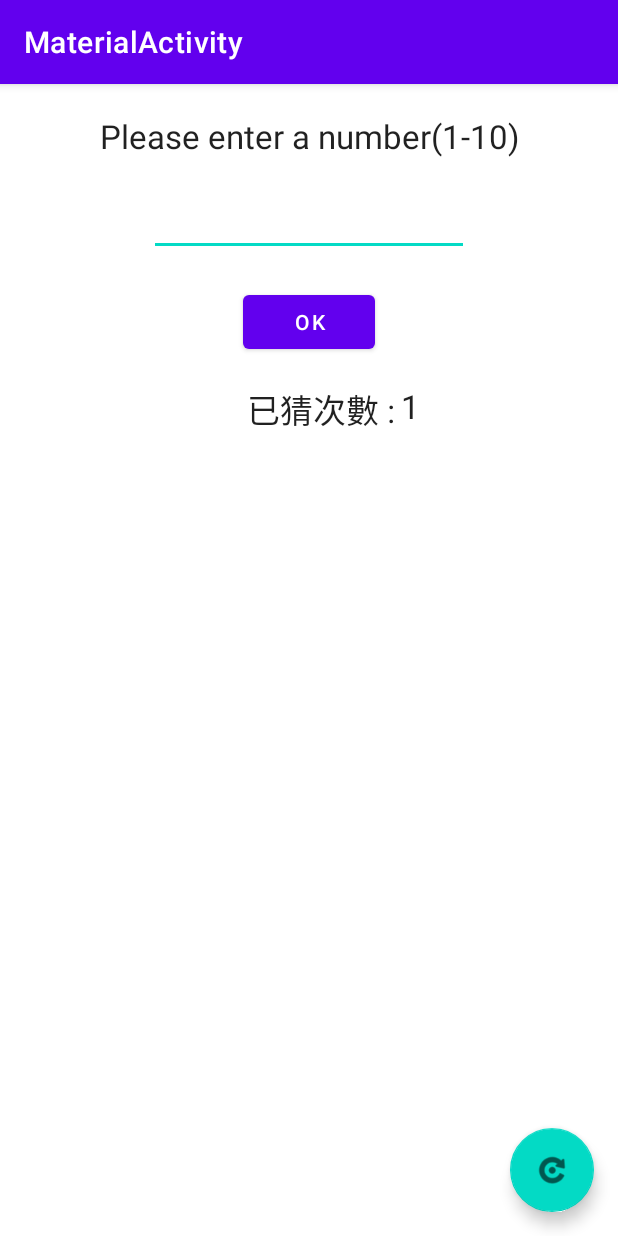
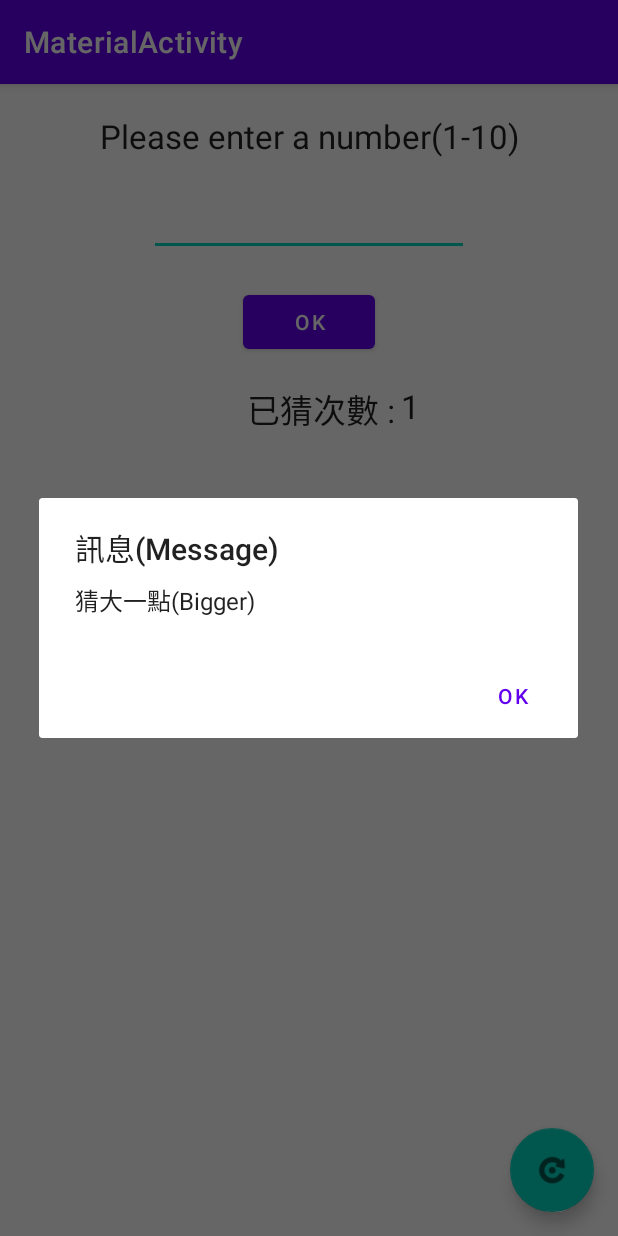
Before and after one commit to maxtsai1991/GuessGreenBeanSoup20220308, an Android app: the MaterialActivity screen opened directly, with no data from a screen before it, after a tap on "OK", on a phone screen of 412 x 824 dp. Run offline under Robolectric (Android 15) with nearby library versions, the phone set to English and light mode, and no system bars; our stand-ins replace navigation-ui; 1 statement that could not run was skipped.

Commit message:
4-6 完成MVVM版本的猜數字APP全實作(綠豆湯Kotlin Mvvm)

```diff
--- a/app/src/main/java/com/max/guess/GuessViewModel.kt
+++ b/app/src/main/java/com/max/guess/GuessViewModel.kt
@@ -2,7 +2,9 @@ package com.max.guess
 
 import androidx.lifecycle.MutableLiveData
 import androidx.lifecycle.ViewModel
-    /**
+import java.util.*
+
+/**
      * 建立GuessViewModel的說明:
      * 1. 建立ViewModel 注意要繼承ViewModel類別(選androidx.lifecycle)
      * 2. 繼承ViewModel類別 必須要呼叫父類別的建構子 ,所以要用括號 ( )
@@ -10,6 +12,8 @@ import androidx.lifecycle.ViewModel
      * 4. 設計完後, ViewModel 傳遞(傳遞使用MutableLiveData)給前面的Activty ,去通知前面的畫面,我的資料需要改變
      */
 class GuessViewModel : ViewModel(){
+        var secret : Int = 0 // 亂數秘密數字(範圍1-10)欄位
+        var count : Int = 0  // 猜的次數
 
         /**
          * val counter = MutableLiveData<Int>()的說明:
@@ -18,15 +22,18 @@ class GuessViewModel : ViewModel(){
          * 3.在Activity裡面有人去觀察counter的值,當counter在這個地方有改變,在Activity那裏就可以得到通知而被執行
          */
     val counter = MutableLiveData<Int>()
+    val result = MutableLiveData<GameResult>() // 當result改變時會使用MutableLiveData提供給MateriaActivity,因為MateriaActivity有使用觀察者模式
 
         /**
          *  init { } 說明:
          *  1. 初始化執行程式的方法
          *  2. 初始化counter
          *  3. 使用.value 是因為MutableLiveData泛型裡面給Int,此時的LiveData不叫Data叫value
+         *  4. reset() > 初始化時呼叫此方法,產生一個亂數秘密數字(1-10)
          */
     init {
-        counter.value = 0
+        counter.value = count
+        reset()
     }
 
         /**
@@ -36,8 +43,28 @@ class GuessViewModel : ViewModel(){
          * 3.
          */
     fun guess(num: Int){
-        var n = counter.value ?: 0
-        n++
-        counter.value = n
+//        var n = counter.value ?: 0
+//        n++
+        count++
+        counter.value = count
+        val gameResult = when(num - secret){                //當使用者輸入的數字(num) 減 亂數秘密數字 : 1. 等於0代表猜對了(0 -> GameResult.NUMBER_RIGHT) 2. 大於0代表要猜小點(in 1..Int.MAX_VALUE -> GameResult.SMALLER) 3. 小於0代表要猜大一點(else -> GameResult.BIGGER)
+            0 -> GameResult.NUMBER_RIGHT
+            in 1..Int.MAX_VALUE -> GameResult.SMALLER
+            else -> GameResult.BIGGER
+        }
+        result.value = gameResult
+    }
+
+    fun reset(){                                       // reset方法是重置次數
+        secret = Random().nextInt(10) + 1       // reset方法 需重新產生此方法 ,所以要將val 改成 var , var可以改變的資料
+        count = 0                                      // 將猜的次數 歸0
+        println("秘密數字為:$secret")                    // 模擬器重新build後 從Logcat 搜尋"秘密數字為:" 查看秘密數字是多少
     }
 }
+
+/**
+ * GameResult 列舉方法 : 1.BIGGER(再猜大一點) 2.SMALLER(再猜小一點) 3.NUMBER_RIGHT(猜對了)
+ */
+enum class GameResult {
+    BIGGER, SMALLER, NUMBER_RIGHT
+}
--- a/app/src/main/java/com/max/guess/MaterialActivity.kt
+++ b/app/src/main/java/com/max/guess/MaterialActivity.kt
@@ -20,7 +20,7 @@ import kotlinx.android.synthetic.main.content_material.*
 
 class MaterialActivity : AppCompatActivity() {
     private lateinit var viewModel: GuessViewModel                               // 加lateinit原因:這個屬性會晚一點把它生出來,再給初始值,這樣子就不需在類別後面加上 "?" 或 等於null
-    val secretNumber = SecretNumber()
+//    val secretNumber = SecretNumber()
     val TAG = MaterialActivity::class.java.simpleName                            // 等於 val TAG = "MainActivity"寫法 ,把"MainActivity"字串抽取出來 好處是 避免在使用Log.d , 把字打錯 ,在Logcat 搜尋一樣搜尋MainActivity ,而不是TAG
 
 ///////
@@ -57,28 +57,49 @@ class MaterialActivity : AppCompatActivity() {
             counter.setText(data.toString())
         })
 
+        viewModel.result.observe(this, Observer { result ->
+            var message = when(result){
+                GameResult.BIGGER ->        "猜大一點(Bigger)"
+                GameResult.SMALLER ->       "猜小一點(Smaller)"
+                GameResult.NUMBER_RIGHT ->  "賓果,你答對了(Yes! you got it)"
+            }
+            AlertDialog.Builder(this)               // AlertDialog(對話框顯示方式) 要選擇 (androidx.appcompat.app) , 因為這樣新舊手機版本都支援 , .Builder(this) > 產生複雜各種型態物件
+                .setTitle(getString(R.string.dialog_title))// 對話框的標題 有用多語化 ,先打字串後,再用燈泡熱鍵即可產生
+                .setMessage(message)                       // 對話框的訊息
+                .setPositiveButton(getString(R.string.ok),null)  // 對話框的按鈕 , 可在對按鈕做監聽器 , text > 按鈕名稱 ,有用多語化 ,先打字串後,再用燈泡熱鍵即可產生
+                .show()                                    // 對話框完成之後,在用show把它顯示出來
+        })
+
         /**
          * fab 是右下角的重完按鈕的id
          */
         binding.fab.setOnClickListener { view ->
-            AlertDialog.Builder(this)
-                .setTitle("重新玩 (Replay Game) !!!")
-                .setMessage("確定嗎  (Are you sure) ?")
-                .setPositiveButton(getString(R.string.ok), {dialog,which ->      // 確定, 當點擊確定代表要重玩, 監聽器用lambda表示 , lambda表示用 一對大括號{} , 大括號裡面第一個參數用dialog ,第二個參數叫你按了哪一種按鈕(which) , 接著用lambda(->) ,接重置方法
-                    secretNumber.reset()
-                    counter.setText(secretNumber.count.toString())               // 重玩方法執行完後,在將0 setText回去
-                    ed_number.setText("")                                        // 重玩後把輸入框先前輸入的清掉
-                })
-                .setNeutralButton(getString(R.string.Cancel),null)        // 取消 , 目前還未對取消做監聽器處理,所以按了會沒反應
-                .show()
+//            /* 改使用Mvvm方式,則不須使用傳統寫法*/
+            viewModel.reset()
+            counter.setText(viewModel.count.toString())
+            ed_number.setText(" ")
+
+//            /* 註解下面是因為改使用Mvvm方式,則不須使用傳統寫法*/
+//            AlertDialog.Builder(this)
+//                .setTitle("重新玩 (Replay Game) !!!")
+//                .setMessage("確定嗎  (Are you sure) ?")
+//                .setPositiveButton(getString(R.string.ok), {dialog,which ->                        // 確定, 當點擊確定代表要重玩, 監聽器用lambda表示 , lambda表示用 一對大括號{} , 大括號裡面第一個參數用dialog ,第二個參數叫你按了哪一種按鈕(which) , 接著用lambda(->) ,接重置方法
+////                    secretNumber.reset()                                       //【因為改成MVVM架構所以不須這行】,改寫成viewModel.reset()
+//                    viewModel.reset()
+//                   counter.setText(secretNumber.count.toString())               //【因為改成MVVM架構所以不須這行】, 重玩方法執行完後,在將0 setText回去
+//                    ed_number.setText("")                                        // 重玩後把輸入框先前輸入的清掉
+//                })
+//                .setNeutralButton(getString(R.string.Cancel),null)        // 取消 , 目前還未對取消做監聽器處理,所以按了會沒反應
+//                .show()
         }
-        counter.setText(secretNumber.count.toString())                           // counter 是已猜次數TextView 的 ID
-        Log.d(TAG,"秘密數字(secret) : " + secretNumber.secret)
+//        counter.setText(secretNumber.count.toString())                           // counter 是已猜次數TextView 的 ID
+//        Log.d(TAG,"秘密數字(secret) : " + secretNumber.secret)
     }
 ///////
 
     fun check(view : View){                                                       // 確認(OK)按鈕的方法 , 要跟xml > bt_ok按鈕onClick欄位寫一樣名稱,大小寫都要一樣
-        viewModel.guess(3)                                                   // 呼叫GuessViewModel.kt的guess方法
+        val n = ed_number.text.toString().toInt()
+        viewModel.guess(n)                                                        // 呼叫GuessViewModel.kt的guess方法
 
        /** 這一大段註解是因為改用MVVM架構,所以不需要使用舊有寫法
        val n = ed_number.text.toString().toInt()                                 // ed_number是文字輸入方塊的ID , .text是取得文字輸入方塊的類別(Editable類別) , .toString() : 取得文字 , .toInt() : 轉成整數 , 再將取得的存到val n
--- a/app/src/main/java/com/max/guess/SecretNumber.kt
+++ b/app/src/main/java/com/max/guess/SecretNumber.kt
@@ -17,7 +17,7 @@ class SecretNumber {
         return number - secret       // 傳入的值 減掉 亂數當祕密數字 如果為負數 代表 傳入的數字比較小,亂數秘密數字比傳入的數字還大
     }
 
-    fun reset(){
+    fun reset(){                                       // reset方法是重置次數
         secret = Random().nextInt(10) + 1       // reset方法 需重新產生此方法 ,所以要將val 改成 var , var可以改變的資料
         count = 0                                      // 將猜的次數 歸0
     }
```
